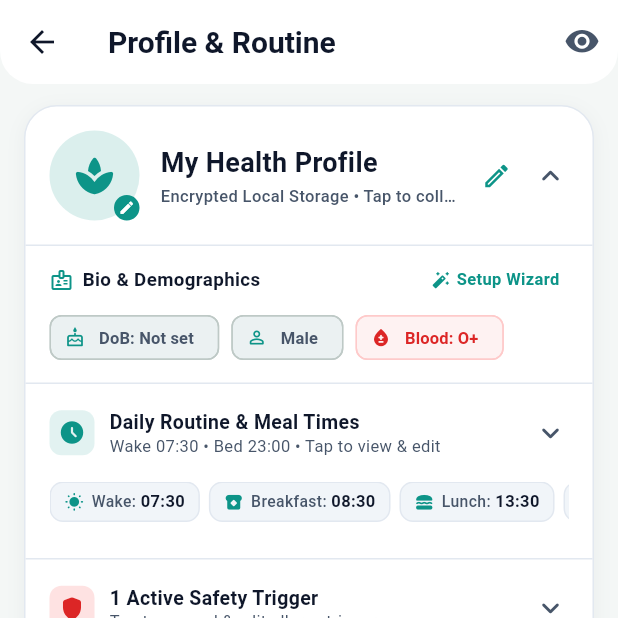
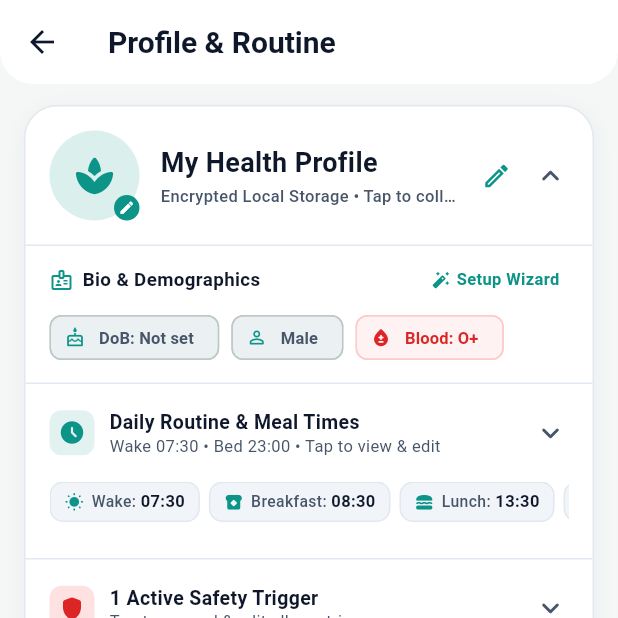
Before and after one commit to Abdalaziz-Badawi/MediSync, a Flutter app: the ProfilePage screen opened directly, after a tap on "My Health Profile", on a phone screen of 412 x 824 dp, the top half of it. Run offline on Flutter 3.47's test engine with Material 3 defaults, Android fonts, the phone set to English and light mode, and no system bars; our stand-ins replace flutter_local_notifications, flutter_riverpod, hive_flutter, timezone; accounts and stored records are empty.

Commit message:
fix: clean removal of privacy shield, normal lockscreen behavior, and Samsung One UI under-clock widget attrs

```diff
--- a/lib/features/profile/presentation/pages/profile_page.dart
+++ b/lib/features/profile/presentation/pages/profile_page.dart
@@ -75,9 +75,6 @@ class _ProfilePageState extends ConsumerState<ProfilePage> {
     }
     return calculated >= 0 ? calculated : 0;
   }
-
-  // Privacy Shield / Sneak Peek Prevention
-  bool _isPrivacyMaskActive = false;
 
   // Collapsible Cards State (Starts collapsed by default, expands on interaction, collapses on leave)
   late bool _isProfileCardExpanded;
@@ -320,12 +317,6 @@ class _ProfilePageState extends ConsumerState<ProfilePage> {
         backgroundColor: Theme.of(context).colorScheme.primary,
       ),
     );
-  }
-
-  String _maskText(String text) {
-    if (!_isPrivacyMaskActive) return text;
-    if (text.isEmpty) return '••••••';
-    return '${text[0]}${'•' * (text.length - 1).clamp(4, 10)}';
   }
 
   IconData _getAvatarIcon(String id) {
@@ -916,21 +907,6 @@ class _ProfilePageState extends ConsumerState<ProfilePage> {
           ),
         ),
         actions: [
-          // Sneak Peek Privacy Toggle in AppBar
-          IconButton(
-            tooltip: _isPrivacyMaskActive ? 'Disable Privacy Mask' : 'Enable Privacy Mask',
-            icon: Icon(
-              _isPrivacyMaskActive ? Icons.visibility_off_rounded : Icons.visibility_rounded,
-              color: _isPrivacyMaskActive
-                  ? (isDark ? AppTheme.warningAmberLight : AppTheme.warningAmber)
-                  : AppTheme.textSecondary(context),
-            ),
-            onPressed: () {
-              setState(() {
-                _isPrivacyMaskActive = !_isPrivacyMaskActive;
-              });
-            },
-          ),
           // Save button only appears if changes have been made
           if (hasChanges)
             TextButton(
@@ -1018,7 +994,7 @@ class _ProfilePageState extends ConsumerState<ProfilePage> {
                             crossAxisAlignment: CrossAxisAlignment.start,
                             children: [
                               Text(
-                                _maskText(_nameController.text),
+                                _nameController.text,
                                 style: TextStyle(
                                   fontSize: 18,
                                   fontWeight: FontWeight.bold,
@@ -1099,7 +1075,7 @@ class _ProfilePageState extends ConsumerState<ProfilePage> {
                         children: [
                           Expanded(
                             child: Text(
-                              'Routine: Wake ${_isPrivacyMaskActive ? '••:••' : _wakeTime} • Bed ${_isPrivacyMaskActive ? '••:••' : _sleepTime} • ${_allergies.length} Allergies • ${_chronicConditions.length} Conditions',
+                              'Routine: Wake $_wakeTime • Bed $_sleepTime • ${_allergies.length} Allergies • ${_chronicConditions.length} Conditions',
                               style: TextStyle(
                                 fontSize: 11,
                                 fontWeight: FontWeight.w600,
@@ -1331,7 +1307,7 @@ class _ProfilePageState extends ConsumerState<ProfilePage> {
                                 Text(
                                   _isRoutineExpanded
                                       ? 'Tap to collapse daily routine schedule'
-                                      : 'Wake ${_isPrivacyMaskActive ? '••:••' : _wakeTime} • Bed ${_isPrivacyMaskActive ? '••:••' : _sleepTime} • Tap to view & edit',
+                                      : 'Wake $_wakeTime • Bed $_sleepTime • Tap to view & edit',
                                   style: TextStyle(
                                     fontSize: 11,
                                     color: AppTheme.textSecondary(context),
@@ -1367,35 +1343,35 @@ class _ProfilePageState extends ConsumerState<ProfilePage> {
                               context,
                               icon: Icons.wb_sunny_rounded,
                               label: 'Wake',
-                              time: _isPrivacyMaskActive ? '••:••' : _wakeTime,
+                              time: _wakeTime,
                             ),
                             const SizedBox(width: 6),
                             _buildRoutinePreviewChip(
                               context,
                               icon: Icons.breakfast_dining_rounded,
                               label: 'Breakfast',
-                              time: _isPrivacyMaskActive ? '••:••' : _breakfastTime,
+                              time: _breakfastTime,
                             ),
                             const SizedBox(width: 6),
                             _buildRoutinePreviewChip(
                               context,
                               icon: Icons.lunch_dining_rounded,
                               label: 'Lunch',
-                              time: _isPrivacyMaskActive ? '••:••' : _lunchTime,
+                              time: _lunchTime,
                             ),
                             const SizedBox(width: 6),
                             _buildRoutinePreviewChip(
                               context,
                               icon: Icons.dinner_dining_rounded,
                               label: 'Dinner',
-                              time: _isPrivacyMaskActive ? '••:••' : _dinnerTime,
+                              time: _dinnerTime,
                             ),
                             const SizedBox(width: 6),
                             _buildRoutinePreviewChip(
                               context,
                               icon: Icons.bedtime_rounded,
                               label: 'Sleep',
-                              time: _isPrivacyMaskActive ? '••:••' : _sleepTime,
+                              time: _sleepTime,
                             ),
                           ],
                         ),
@@ -1411,7 +1387,7 @@ class _ProfilePageState extends ConsumerState<ProfilePage> {
                           _RoutineTimeRow(
                             icon: Icons.wb_sunny_rounded,
                             label: 'Wake Up Time',
-                            time: _isPrivacyMaskActive ? '••:••' : _wakeTime,
+                            time: _wakeTime,
                             onTap: () => _pickTime(
                               currentTime: _wakeTime,
                               onPicked: (t) => _wakeTime = t,
@@ -1421,7 +1397,7 @@ class _ProfilePageState extends ConsumerState<ProfilePage> {
                           _RoutineTimeRow(
                             icon: Icons.breakfast_dining_rounded,
                             label: 'Breakfast Time',
-                            time: _isPrivacyMaskActive ? '••:••' : _breakfastTime,
+                            time: _breakfastTime,
                             onTap: () => _pickTime(
                               currentTime: _breakfastTime,
                               onPicked: (t) => _breakfastTime = t,
@@ -1431,7 +1407,7 @@ class _ProfilePageState extends ConsumerState<ProfilePage> {
                           _RoutineTimeRow(
                             icon: Icons.lunch_dining_rounded,
                             label: 'Lunch Time',
-                            time: _isPrivacyMaskActive ? '••:••' : _lunchTime,
+                            time: _lunchTime,
                             onTap: () => _pickTime(
                               currentTime: _lunchTime,
                               onPicked: (t) => _lunchTime = t,
@@ -1441,7 +1417,7 @@ class _ProfilePageState extends ConsumerState<ProfilePage> {
                           _RoutineTimeRow(
                             icon: Icons.dinner_dining_rounded,
                             label: 'Dinner Time',
-                            time: _isPrivacyMaskActive ? '••:••' : _dinnerTime,
+                            time: _dinnerTime,
                             onTap: () => _pickTime(
                               currentTime: _dinnerTime,
                               onPicked: (t) => _dinnerTime = t,
@@ -1451,7 +1427,7 @@ class _ProfilePageState extends ConsumerState<ProfilePage> {
                           _RoutineTimeRow(
                             icon: Icons.bedtime_rounded,
                             label: 'Sleep / Bedtime',
-                            time: _isPrivacyMaskActive ? '••:••' : _sleepTime,
+                            time: _sleepTime,
                             onTap: () => _pickTime(
                               currentTime: _sleepTime,
                               onPicked: (t) => _sleepTime = t,
@@ -1535,7 +1511,7 @@ class _ProfilePageState extends ConsumerState<ProfilePage> {
                         spacing: 6,
                         runSpacing: 4,
                         children: _allergies.take(4).map((allergy) {
-                          final displayText = _isPrivacyMaskActive ? '••••••••' : allergy;
+                          final displayText = allergy;
                           return Chip(
                             visualDensity: VisualDensity.compact,
                             backgroundColor: isDark ? const Color(0xFF450A0A) : const Color(0xFFFEE2E2),
@@ -1564,7 +1540,6 @@ class _ProfilePageState extends ConsumerState<ProfilePage> {
                       selectedAllergies: _allergies,
                       onToggleAllergy: _toggleAllergy,
                       onAddCustomAllergy: _addCustomAllergy,
-                      isMasked: _isPrivacyMaskActive,
                     ),
                   ),
                 ],
@@ -1670,7 +1645,7 @@ class _ProfilePageState extends ConsumerState<ProfilePage> {
                         spacing: 6,
                         runSpacing: 4,
                         children: _chronicConditions.map((condition) {
-                          final displayText = _isPrivacyMaskActive ? '••••••••' : condition;
+                          final displayText = condition;
                           return Chip(
                             visualDensity: VisualDensity.compact,
                             backgroundColor: isDark ? const Color(0xFF134E4A) : const Color(0xFFF0FDFA),
```
Also changed, not shown: lib/core/models/medication.dart (+8 -1 lines), lib/core/services/device_integration_service.dart (+12 -0 lines), lib/core/services/storage_service.dart (+11 -0 lines), lib/features/profile/presentation/widgets/allergy_selector_widget.dart (+1 -22 lines), 5 other files.
